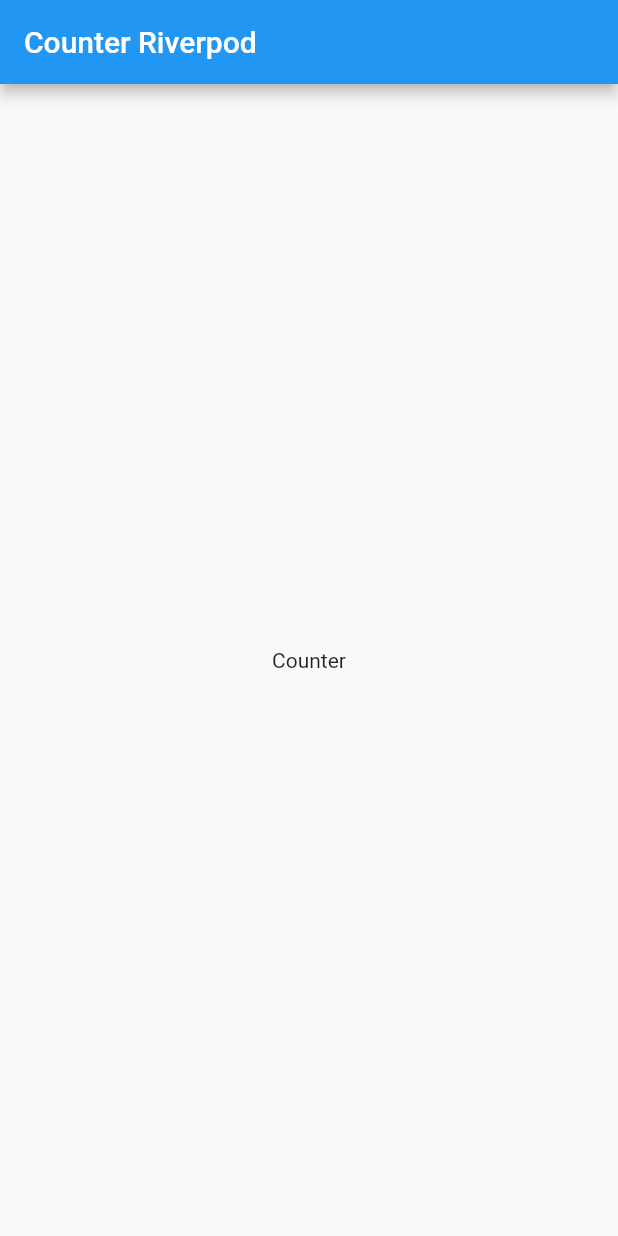
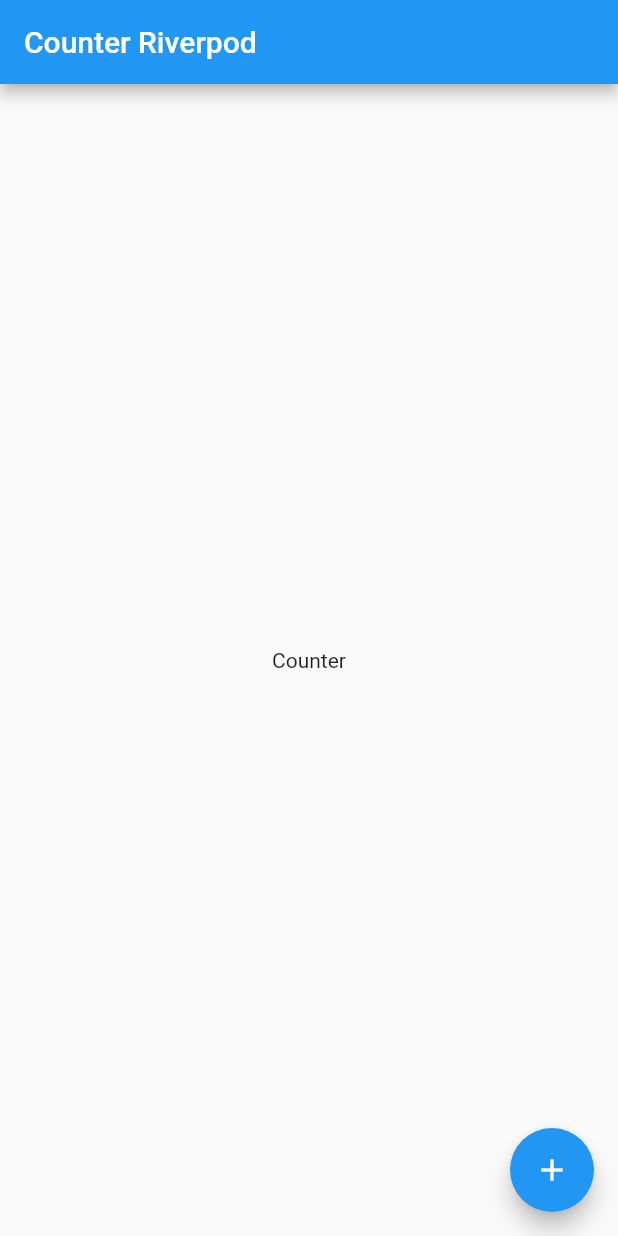
Before and after one commit to JAICHANGPARK/flutter_notebook_8th_story, a Flutter app: the screen it shows after launch, on a phone screen of 412 x 824 dp. Run offline on Flutter 3.47's test engine with Material 2 defaults, Android fonts, the phone set to English and light mode, and no system bars; our stand-ins replace badges, flutter_hooks, google_fonts, hooks_riverpod.

Commit message:
Update counter_app.dart

```diff
--- a/lib/ep570_riverpod_app/counter_app.dart
+++ b/lib/ep570_riverpod_app/counter_app.dart
@@ -19,6 +19,12 @@ class CounterBody extends StatelessWidget {
       body: Center(
         child: Text("Counter"),
       ),
+      floatingActionButton: FloatingActionButton(
+        onPressed: (){
+
+        },
+        child: Icon(Icons.add),
+      ),
     );
   }
 }
```
